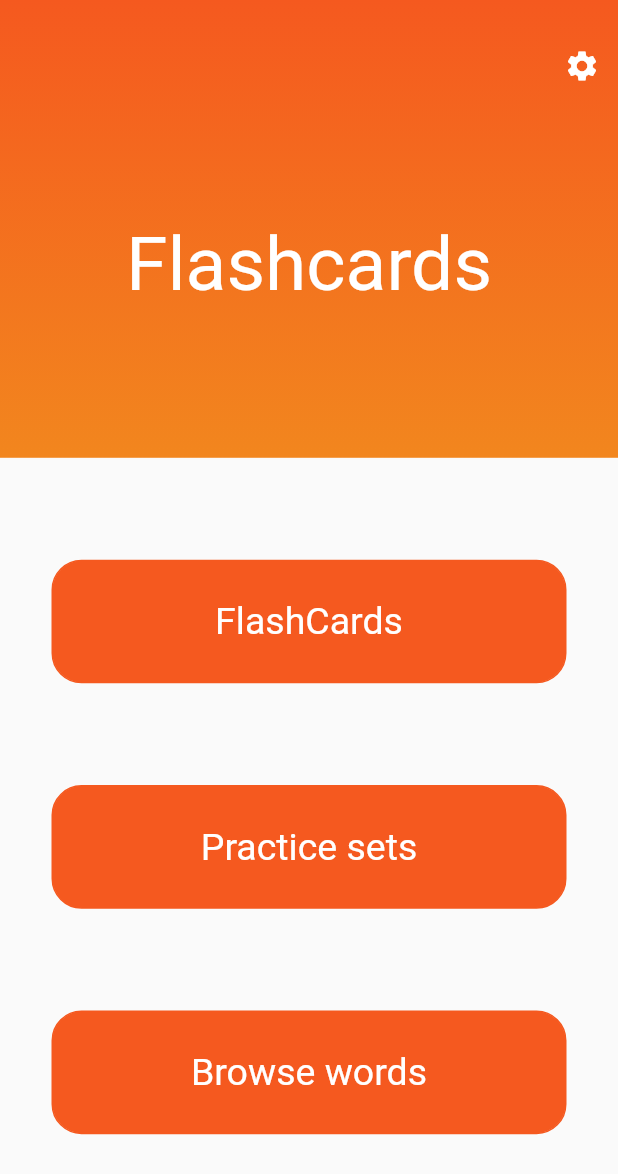
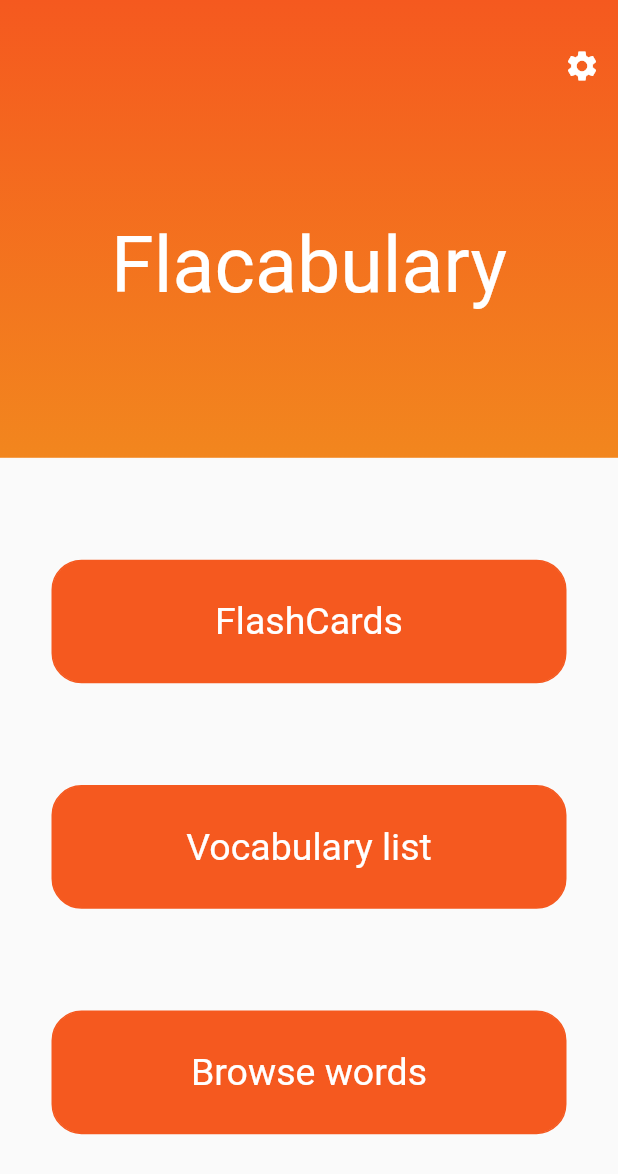
Before and after one commit to Mckenz31/vocabsFlash, a Flutter app: the LandingPage screen opened by its route, on a phone screen of 412 x 824 dp. Shown: the top 1174 px of the screen. Run offline on Flutter 3.47's test engine with Material 2 defaults, Android fonts, the phone set to English and light mode, and no system bars; our stand-ins replace flip_card, flutter_tts, hive, hive_flutter, introduction_screen; accounts and stored records are empty; generated files the repository leaves out were written again; Roboto replaces fonts that are missing (Times New Roman).

Commit message:
internal release v0.0

```diff
--- a/lib/pages/landingpage.dart
+++ b/lib/pages/landingpage.dart
@@ -43,9 +43,9 @@ class _LandingPageState extends State<LandingPage> {
                 ),
                 Container(
                   child: Text(
-                    "Flashcards",
+                    "Flacabulary",
                     style: TextStyle(
-                        fontSize: 50.0,
+                        fontSize: MediaQuery.of(context).size.width/8,
                         fontFamily: "Times New Roman",
                         color: Colors.white),
                   ),
@@ -95,7 +95,7 @@ class _LandingPageState extends State<LandingPage> {
                   ),
                   child: TextButton(
                     child: Text(
-                      "Practice sets",
+                      "Vocabulary list",
                       style: TextStyle(
                         color: Colors.white,
                         fontSize: 25.0,
--- a/lib/pages/practicecards.dart
+++ b/lib/pages/practicecards.dart
@@ -1,6 +1,6 @@
 import 'package:flutter/material.dart';
 import 'package:hive_flutter/hive_flutter.dart';
-import 'package:vocabs_flash/models/vocabSet_model.dart';
+import 'package:flacabulary/models/vocabSet_model.dart';
 import 'package:flutter_tts/flutter_tts.dart';
 
 class PracticeCards extends StatefulWidget {
--- a/lib/pages/search.dart
+++ b/lib/pages/search.dart
@@ -1,8 +1,8 @@
 import 'dart:convert';
 import 'package:flutter/material.dart';
 import 'package:http/http.dart' as http;
-import 'package:vocabs_flash/models/vocabSet_model.dart';
-import 'package:vocabs_flash/result.dart';
+import 'package:flacabulary/models/vocabSet_model.dart';
+import 'package:flacabulary/result.dart';
 import 'package:hive/hive.dart';
 
 class Search extends StatefulWidget {
@@ -71,7 +71,7 @@ class _SearchState extends State<Search> {
     return Container(
       child: Scaffold(
         resizeToAvoidBottomInset: false,
-        appBar: AppBar(title: Text('Search'), backgroundColor: Colors.deepOrange,),
+        appBar: AppBar(title: Text('Search'), backgroundColor: Colors.deepOrange, centerTitle: true,),
         body: Padding(
           padding: const EdgeInsets.all(10),
           child: Container(
--- a/lib/pages/settings.dart
+++ b/lib/pages/settings.dart
@@ -45,7 +45,7 @@ class _SettingsState extends State<Settings> {
                   onPressed: () {
                     showAboutDialog(
                         context: context,
-                        applicationName: "vocabs_flash",
+                        applicationName: "flacabulary",
                         applicationLegalese:
                         "Fun and effective way to learn vocabulary\n\n\n");
                   },
--- a/lib/pages/vocabsets.dart
+++ b/lib/pages/vocabsets.dart
@@ -1,9 +1,9 @@
 import 'package:flutter/material.dart';
 import 'package:hive_flutter/adapters.dart';
 import 'flashcards.dart';
-import 'package:vocabs_flash/models/vocabSet_model.dart';
+import 'package:flacabulary/models/vocabSet_model.dart';
 import 'package:provider/provider.dart';
-import 'package:vocabs_flash/providers/hivenewset_provider.dart';
+import 'package:flacabulary/providers/hivenewset_provider.dart';
 import 'dart:async';
 
 class VocabSets extends StatefulWidget {
--- a/pubspec.yaml
+++ b/pubspec.yaml
@@ -1,4 +1,4 @@
-name: vocabs_flash
+name: flacabulary
 description: Fun and effective way to learn vocabulary
 
 # The following line prevents the package from being accidentally published to
```
Also changed, not shown: lib/main.dart (+5 -5 lines), lib/pages/flashcards.dart (+29 -13 lines), 13 other files.
